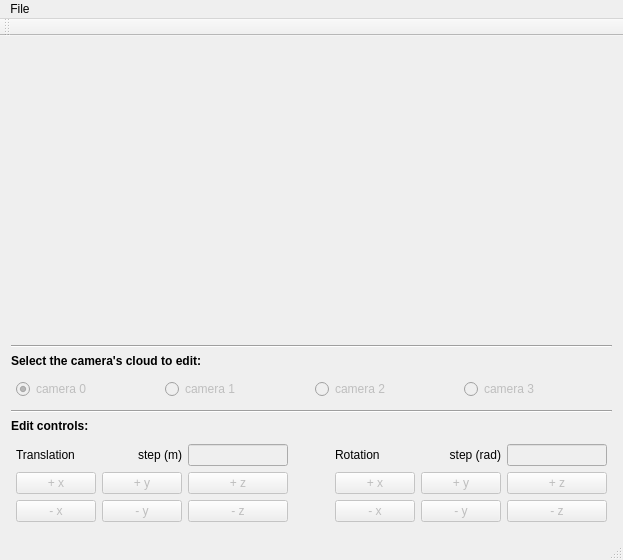
Before: the Qt Designer form ui/pclwindow.ui in mpp/RGBD_OVE, drawn with Qt 5.
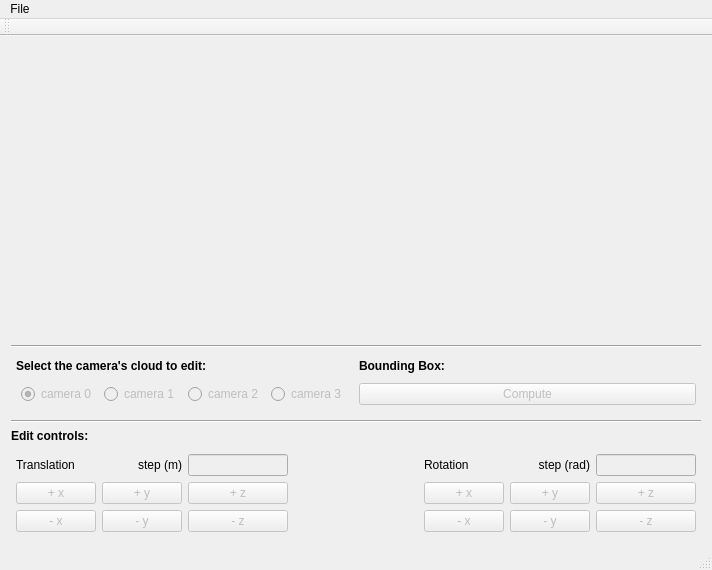
After: the same form once the commit is applied. Custom widgets are drawn as their Qt base class.

Diff of the .ui file:
```diff
--- a/ui/pclwindow.ui
+++ b/ui/pclwindow.ui
@@ -6,8 +6,8 @@
    <rect>
     <x>0</x>
     <y>0</y>
-    <width>619</width>
-    <height>560</height>
+    <width>712</width>
+    <height>570</height>
    </rect>
   </property>
   <property name="windowTitle">
@@ -15,75 +15,13 @@
   </property>
   <widget class="QWidget" name="centralWidget">
    <layout class="QGridLayout" name="gridLayout">
-    <item row="6" column="0">
+    <item row="7" column="0">
      <widget class="Line" name="line_2">
       <property name="orientation">
        <enum>Qt::Horizontal</enum>
       </property>
      </widget>
     </item>
-    <item row="4" column="0" rowspan="2">
-     <layout class="QHBoxLayout" name="cloudSelectionLayout">
-      <property name="leftMargin">
-       <number>5</number>
-      </property>
-      <property name="topMargin">
-       <number>5</number>
-      </property>
-      <property name="rightMargin">
-       <number>5</number>
-      </property>
-      <property name="bottomMargin">
-       <number>5</number>
-      </property>
-      <item>
-       <widget class="QRadioButton" name="cloud0Radio">
-        <property name="enabled">
-         <bool>false</bool>
-        </property>
-        <property name="text">
-         <string>camera 0</string>
-        </property>
-        <property name="checked">
-         <bool>true</bool>
-        </property>
-       </widget>
-      </item>
-      <item>
-       <widget class="QRadioButton" name="cloud1Radio">
-        <property name="enabled">
-         <bool>false</bool>
-        </property>
-        <property name="text">
-         <string>camera 1</string>
-        </property>
-       </widget>
-      </item>
-      <item>
-       <widget class="QRadioButton" name="cloud2Radio">
-        <property name="enabled">
-         <bool>false</bool>
-        </property>
-        <property name="text">
-         <string>camera 2</string>
-        </property>
-        <property name="checked">
-         <bool>false</bool>
-        </property>
-       </widget>
-      </item>
-      <item>
-       <widget class="QRadioButton" name="cloud3Radio">
-        <property name="enabled">
-         <bool>false</bool>
-        </property>
-        <property name="text">
-         <string>camera 3</string>
-        </property>
-       </widget>
-      </item>
-     </layout>
-    </item>
     <item row="0" column="0">
      <widget class="QVTKWidget" name="widget" native="true">
       <property name="sizePolicy">
@@ -100,20 +38,7 @@
       </property>
      </widget>
     </item>
-    <item row="3" column="0">
-     <widget class="QLabel" name="label">
-      <property name="font">
-       <font>
-        <weight>75</weight>
-        <bold>true</bold>
-       </font>
-      </property>
-      <property name="text">
-       <string>Select the camera's cloud to edit:</string>
-      </property>
-     </widget>
-    </item>
-    <item row="8" column="0">
+    <item row="9" column="0">
      <layout class="QGridLayout" name="buttonsLayout">
       <property name="sizeConstraint">
        <enum>QLayout::SetDefaultConstraint</enum>
@@ -335,7 +260,7 @@
       </property>
      </widget>
     </item>
-    <item row="7" column="0">
+    <item row="8" column="0">
      <widget class="QLabel" name="label_2">
       <property name="font">
        <font>
@@ -348,6 +273,120 @@
       </property>
      </widget>
     </item>
+    <item row="3" column="0">
+     <layout class="QGridLayout" name="gridLayout_2" rowstretch="0,0" rowminimumheight="0,0">
+      <property name="leftMargin">
+       <number>5</number>
+      </property>
+      <property name="topMargin">
+       <number>5</number>
+      </property>
+      <property name="rightMargin">
+       <number>5</number>
+      </property>
+      <property name="bottomMargin">
+       <number>5</number>
+      </property>
+      <item row="1" column="0">
+       <layout class="QHBoxLayout" name="cloudSelectionLayout">
+        <property name="leftMargin">
+         <number>5</number>
+        </property>
+        <property name="topMargin">
+         <number>5</number>
+        </property>
+        <property name="rightMargin">
+         <number>5</number>
+        </property>
+        <property name="bottomMargin">
+         <number>5</number>
+        </property>
+        <item>
+         <widget class="QRadioButton" name="cloud0Radio">
+          <property name="enabled">
+           <bool>false</bool>
+          </property>
+          <property name="text">
+           <string>camera 0</string>
+          </property>
+          <property name="checked">
+           <bool>true</bool>
+          </property>
+         </widget>
+        </item>
+        <item>
+         <widget class="QRadioButton" name="cloud1Radio">
+          <property name="enabled">
+           <bool>false</bool>
+          </property>
+          <property name="text">
+           <string>camera 1</string>
+          </property>
+         </widget>
+        </item>
+        <item>
+         <widget class="QRadioButton" name="cloud2Radio">
+          <property name="enabled">
+           <bool>false</bool>
+          </property>
+          <property name="text">
+           <string>camera 2</string>
+          </property>
+          <property name="checked">
+           <bool>false</bool>
+          </property>
+         </widget>
+        </item>
+        <item>
+         <widget class="QRadioButton" name="cloud3Radio">
+          <property name="enabled">
+           <bool>false</bool>
+          </property>
+          <property name="text">
+           <string>camera 3</string>
+          </property>
+         </widget>
+        </item>
+       </layout>
+      </item>
+      <item row="0" column="0">
+       <widget class="QLabel" name="label">
+        <property name="font">
+         <font>
+          <weight>75</weight>
+          <bold>true</bold>
+         </font>
+        </property>
+        <property name="text">
+         <string>Select the camera's cloud to edit:</string>
+        </property>
+       </widget>
+      </item>
+      <item row="0" column="1">
+       <widget class="QLabel" name="label_3">
+        <property name="font">
+         <font>
+          <weight>75</weight>
+          <bold>true</bold>
+         </font>
+        </property>
+        <property name="text">
+         <string>Bounding Box:</string>
+        </property>
+       </widget>
+      </item>
+      <item row="1" column="1">
+       <widget class="QPushButton" name="computeBBButton">
+        <property name="enabled">
+         <bool>false</bool>
+        </property>
+        <property name="text">
+         <string>Compute</string>
+        </property>
+       </widget>
+      </item>
+     </layout>
+    </item>
    </layout>
   </widget>
   <widget class="QMenuBar" name="menuBar">
@@ -355,7 +394,7 @@
     <rect>
      <x>0</x>
      <y>0</y>
-     <width>619</width>
+     <width>712</width>
      <height>25</height>
     </rect>
    </property>
```
